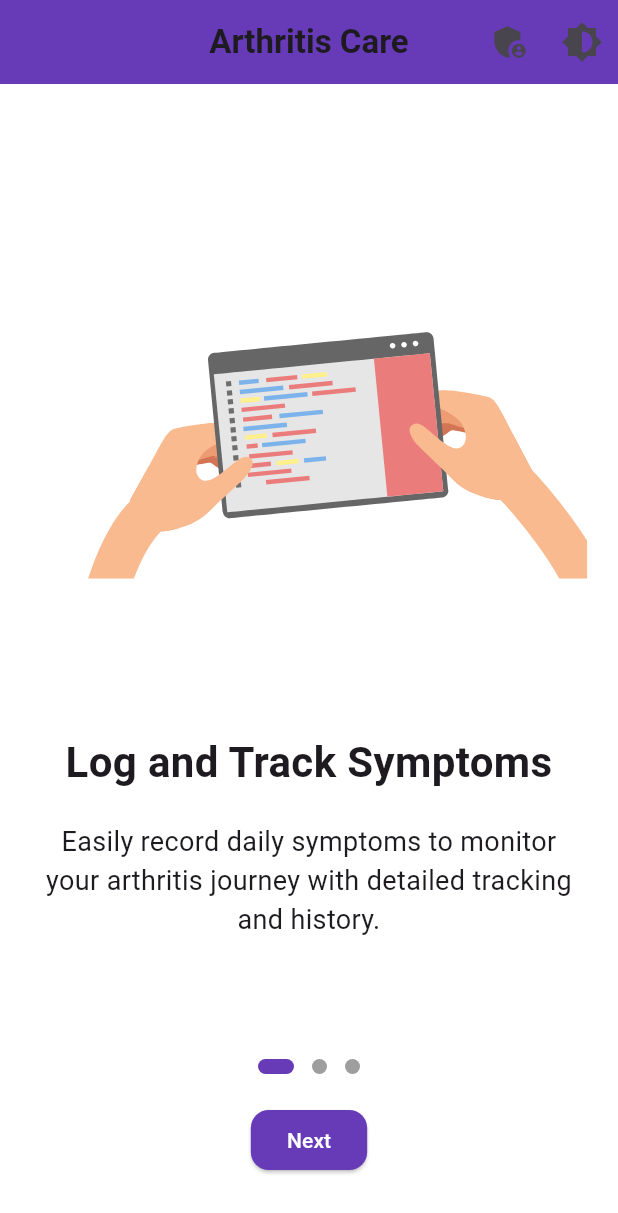
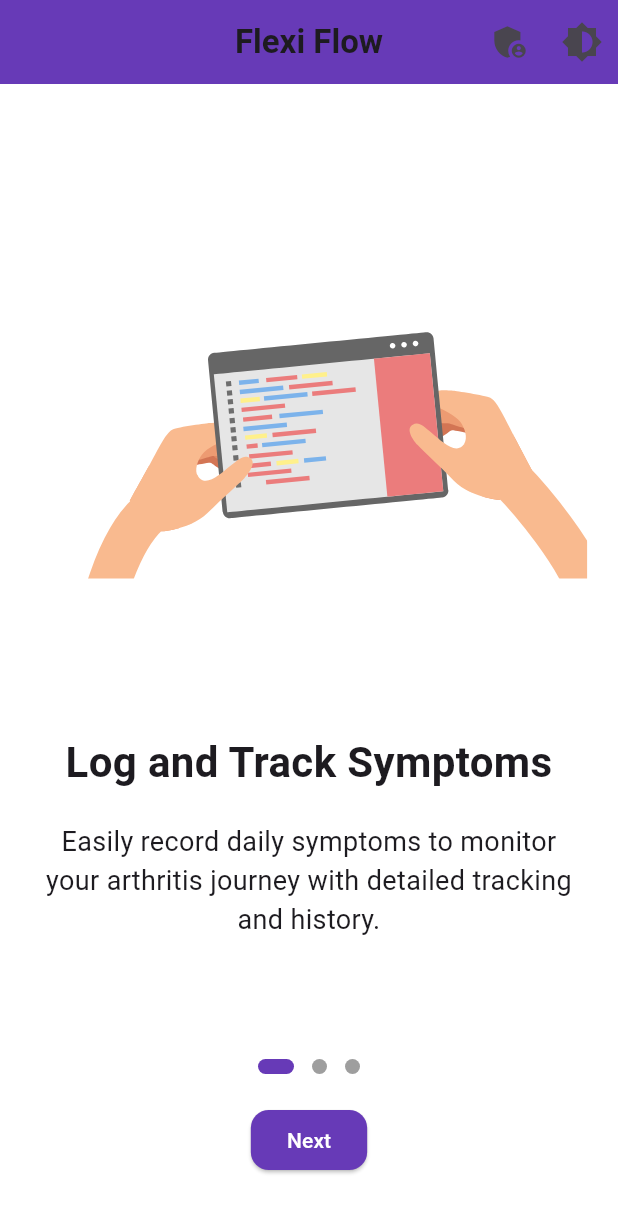
Before and after one commit to Sarayu30/flexiflow-new, a Flutter app: the screen it shows after launch, on a phone screen of 412 x 824 dp. Shown: the top 1213 px of the screen. Run offline on Flutter 3.47's test engine with Material 3 defaults, Android fonts, the phone set to English and light mode, and no system bars; our stand-ins replace animate_do, audioplayers, cloud_firestore, confetti, firebase_auth, firebase_core and 9 more; accounts and stored records are empty.

Commit message:
Updated with latest changes

```diff
--- a/lib/walkthrough_screen.dart
+++ b/lib/walkthrough_screen.dart
@@ -127,7 +127,7 @@ class _WalkthroughScreenState extends State<WalkthroughScreen> {
 
     return Scaffold(
       appBar: AppBar(
-        title: const Text('Arthritis Care', style: TextStyle(fontWeight: FontWeight.bold)),
+        title: const Text('Flexi Flow', style: TextStyle(fontWeight: FontWeight.bold)),
         backgroundColor: Colors.deepPurple,
         centerTitle: true,
         actions: [
```
Also changed, not shown: 1 other file.
